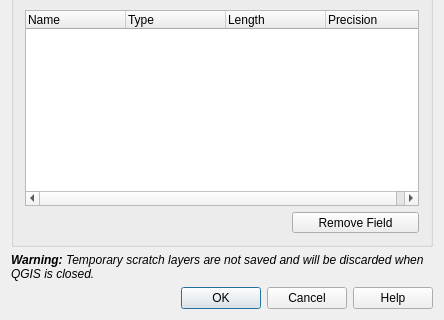
Before: the Qt Designer form src/ui/qgsnewmemorylayerdialogbase.ui in qgis/QGIS, drawn with Qt 5; both pictures show x 0 to 444 and y 276 to 596 of the 444 by 596 pixel window.
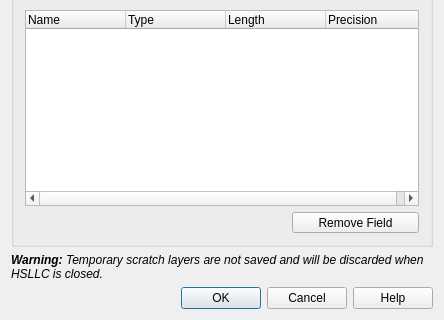
After: the same form once the commit is applied. Icons and pictures are not drawn. Custom widgets are drawn as their Qt base class.

What changed in the file:
```diff
--- a/src/ui/qgsnewmemorylayerdialogbase.ui
+++ b/src/ui/qgsnewmemorylayerdialogbase.ui
@@ -212,7 +212,7 @@
    <item row="6" column="0" colspan="3">
     <widget class="QLabel" name="label_2">
      <property name="text">
-      <string>&lt;i&gt;&lt;b&gt;Warning:&lt;/b&gt; Temporary scratch layers are not saved and will be discarded when QGIS is closed.&lt;/i&gt;</string>
+      <string>&lt;i&gt;&lt;b&gt;Warning:&lt;/b&gt; Temporary scratch layers are not saved and will be discarded when HSLLC is closed.&lt;/i&gt;</string>
      </property>
      <property name="textFormat">
       <enum>Qt::AutoText</enum>
```
